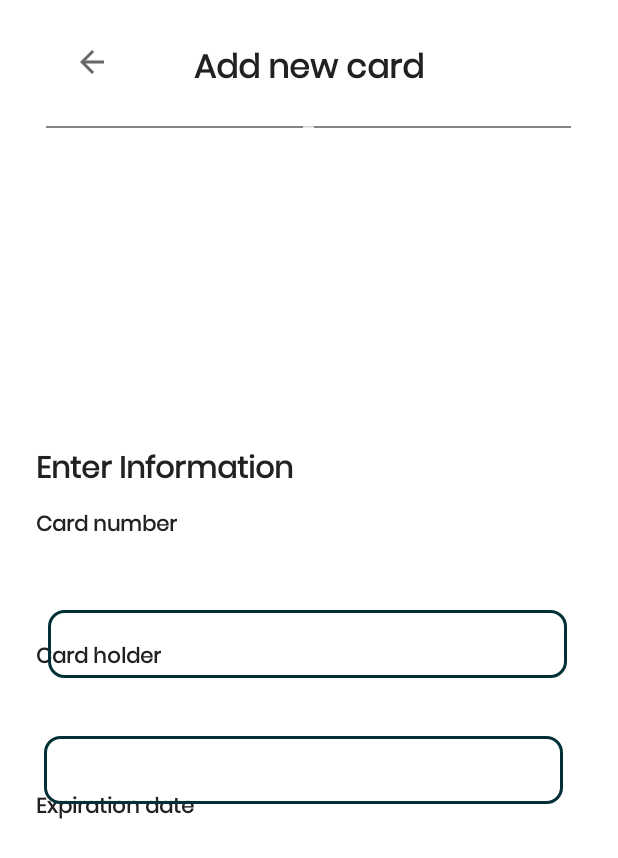
After one commit to totipham/prm392-finsmart, an Android app: the fragment Add_new_card shown on its own in the app's theme, on a phone screen of 412 x 824 dp. The commit adds this screen. Shown: the top 858 px of the screen. Run offline under Robolectric (Android 15) with nearby library versions, the phone set to English and light mode, and no system bars.

Commit message:
Feat: add new screen fragment choose_transfer, Amount_transfer, Add_new_card, style: background for input field for add new card screen, background for button

```diff
--- /dev/null
+++ b/app/src/main/java/Fragment/Add_new_card.java
@@ -0,0 +1,66 @@
+package Fragment;
+
+import android.os.Bundle;
+
+import androidx.fragment.app.Fragment;
+
+import android.view.LayoutInflater;
+import android.view.View;
+import android.view.ViewGroup;
+
+import com.example.finsmart.R;
+
+/**
+ * A simple {@link Fragment} subclass.
+ * Use the {@link Add_new_card#newInstance} factory method to
+ * create an instance of this fragment.
+ */
+public class Add_new_card extends Fragment {
+
+    // TODO: Rename parameter arguments, choose names that match
+    // the fragment initialization parameters, e.g. ARG_ITEM_NUMBER
+    private static final String ARG_PARAM1 = "param1";
+    private static final String ARG_PARAM2 = "param2";
+
+    // TODO: Rename and change types of parameters
+    private String mParam1;
+    private String mParam2;
+
+    public Add_new_card() {
+        // Required empty public constructor
+    }
+
+    /**
+     * Use this factory method to create a new instance of
+     * this fragment using the provided parameters.
+     *
+     * @param param1 Parameter 1.
+     * @param param2 Parameter 2.
+     * @return A new instance of fragment Add_new_card.
+     */
+    // TODO: Rename and change types and number of parameters
+    public static Add_new_card newInstance(String param1, String param2) {
+        Add_new_card fragment = new Add_new_card();
+        Bundle args = new Bundle();
+        args.putString(ARG_PARAM1, param1);
+        args.putString(ARG_PARAM2, param2);
+        fragment.setArguments(args);
+        return fragment;
+    }
+
+    @Override
+    public void onCreate(Bundle savedInstanceState) {
+        super.onCreate(savedInstanceState);
+        if (getArguments() != null) {
+            mParam1 = getArguments().getString(ARG_PARAM1);
+            mParam2 = getArguments().getString(ARG_PARAM2);
+        }
+    }
+
+    @Override
+    public View onCreateView(LayoutInflater inflater, ViewGroup container,
+                             Bundle savedInstanceState) {
+        // Inflate the layout for this fragment
+        return inflater.inflate(R.layout.fragment_add_new_card, container, false);
+    }
+}
--- /dev/null
+++ b/app/src/main/res/drawable/input_field_background.xml
@@ -0,0 +1,9 @@
+<?xml version="1.0" encoding="utf-8"?>
+<selector xmlns:android="http://schemas.android.com/apk/res/android">
+<item>
+    <shape android:shape="rectangle">
+        <corners android:radius="10dp"/>
+        <stroke android:width="2dp" android:color="@color/primary_dark"/>
+    </shape>
+</item>
+</selector>
--- /dev/null
+++ b/app/src/main/res/layout/fragment_add_new_card.xml
@@ -0,0 +1,123 @@
+<androidx.constraintlayout.widget.ConstraintLayout xmlns:android="http://schemas.android.com/apk/res/android"
+    xmlns:app="http://schemas.android.com/apk/res-auto"
+    xmlns:tools="http://schemas.android.com/tools"
+    android:id="@+id/frameLayout2"
+    android:layout_width="match_parent"
+    android:layout_height="match_parent"
+    tools:context="Fragment.Add_new_card">
+
+    <TextView
+        android:id="@+id/drp_date"
+        android:layout_width="wrap_content"
+        android:layout_height="wrap_content"
+        android:layout_marginStart="24dp"
+        android:layout_marginTop="196dp"
+        android:text="Expiration date"
+        android:textColor="@color/black_text"
+        android:textStyle="bold"
+        app:layout_constraintStart_toStartOf="parent"
+        app:layout_constraintTop_toBottomOf="@+id/enter_label" />
+
+    <EditText
+        android:id="@+id/edt_name"
+        android:layout_width="346dp"
+        android:layout_height="45dp"
+        android:layout_marginBottom="288dp"
+        android:background="@drawable/input_field_background"
+        android:ems="10"
+        android:inputType="text"
+        app:layout_constraintBottom_toBottomOf="parent"
+        app:layout_constraintEnd_toEndOf="parent"
+        app:layout_constraintHorizontal_bias="0.446"
+        app:layout_constraintStart_toStartOf="parent" />
+
+    <TextView
+        android:id="@+id/holder_label"
+        android:layout_width="wrap_content"
+        android:layout_height="wrap_content"
+        android:layout_marginStart="24dp"
+        android:layout_marginTop="96dp"
+        android:text="Card holder"
+        android:textColor="@color/black_text"
+        android:textStyle="bold"
+        app:layout_constraintStart_toStartOf="parent"
+        app:layout_constraintTop_toBottomOf="@+id/enter_label" />
+
+    <TextView
+        android:id="@+id/add_label"
+        android:layout_width="wrap_content"
+        android:layout_height="wrap_content"
+        android:layout_marginTop="28dp"
+        android:text="Add new card"
+        android:textColor="@color/black_text"
+        android:textSize="22sp"
+        android:textStyle="bold"
+        app:layout_constraintEnd_toEndOf="parent"
+        app:layout_constraintStart_toStartOf="parent"
+        app:layout_constraintTop_toTopOf="parent" />
+
+    <ImageButton
+        android:id="@+id/btn_transfer_back"
+        android:layout_width="50dp"
+        android:layout_height="50dp"
+        android:layout_marginStart="36dp"
+        android:layout_marginTop="16dp"
+        android:background="?android:attr/selectableItemBackground"
+        app:layout_constraintStart_toStartOf="parent"
+        app:layout_constraintTop_toTopOf="parent"
+        app:srcCompat="?attr/homeAsUpIndicator" />
+
+    <ImageView
+        android:id="@+id/imageView"
+        android:layout_width="350dp"
+        android:layout_height="1dp"
+        android:layout_marginTop="84dp"
+        android:background="#FF0000"
+        android:backgroundTint="@color/grey_text_2"
+        android:src="@android:drawable/button_onoff_indicator_off"
+        app:layout_constraintEnd_toEndOf="parent"
+        app:layout_constraintHorizontal_bias="0.491"
+        app:layout_constraintStart_toStartOf="parent"
+        app:layout_constraintTop_toTopOf="parent"
+        app:srcCompat="@color/grey_text_2" />
+
+    <TextView
+        android:id="@+id/enter_label"
+        android:layout_width="wrap_content"
+        android:layout_height="wrap_content"
+        android:layout_marginStart="24dp"
+        android:layout_marginTop="212dp"
+        android:text="Enter Information"
+        android:textColor="@color/black_text"
+        android:textSize="20sp"
+        android:textStyle="bold"
+        app:layout_constraintStart_toStartOf="parent"
+        app:layout_constraintTop_toBottomOf="@+id/imageView" />
+
+    <TextView
+        android:id="@+id/number_label"
+        android:layout_width="wrap_content"
+        android:layout_height="wrap_content"
+        android:layout_marginStart="24dp"
+        android:layout_marginTop="8dp"
+        android:text="Card number"
+        android:textColor="@color/black_text"
+        android:textStyle="bold"
+        app:layout_constraintStart_toStartOf="parent"
+        app:layout_constraintTop_toBottomOf="@+id/enter_label" />
+
+    <EditText
+        android:id="@+id/edt_number"
+        android:layout_width="346dp"
+        android:layout_height="45dp"
+        android:layout_marginBottom="372dp"
+        android:background="@drawable/input_field_background"
+        android:ems="10"
+        android:inputType="number"
+        app:layout_constraintBottom_toBottomOf="parent"
+        app:layout_constraintEnd_toEndOf="parent"
+        app:layout_constraintHorizontal_bias="0.489"
+        app:layout_constraintStart_toStartOf="parent" />
+
+
+</androidx.constraintlayout.widget.ConstraintLayout>
--- a/app/src/main/res/values/strings.xml
+++ b/app/src/main/res/values/strings.xml
@@ -1,4 +1,6 @@
 <resources>
     <string name="app_name">FinSmart</string>
     <string name="welcome">Welcome,</string>
+    <!-- TODO: Remove or change this placeholder text -->
+    <string name="hello_blank_fragment">Hello blank fragment</string>
 </resources>
```
Also changed, not shown: app/src/main/java/Fragment/Amount_transfer.java (added, +66 -0 lines), app/src/main/java/Fragment/choose_transfer.java (added, +66 -0 lines), app/src/main/java/com/example/finsmart/MainActivity.java (deleted, +0 -14 lines), app/src/main/res/drawable/edt_text_background.xml (added, +10 -0 lines), app/src/main/res/layout/activity_main.xml (deleted, +0 -9 lines), app/src/main/res/layout/fragment_amount_transfer.xml (added, +90 -0 lines), app/src/main/res/layout/fragment_choose_transfer.xml (added, +89 -0 lines).
